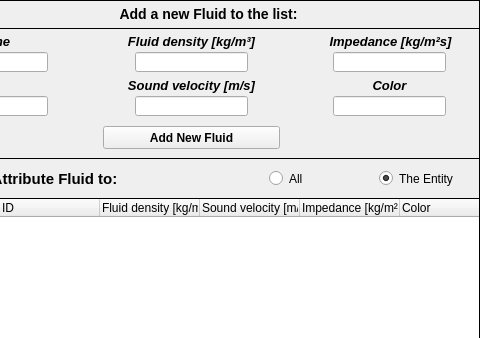
First picture: the form in pulse/uix/user_input/ui/fluidInput.ui, repository open-pulse/OpenPulse, before the edit; both pictures show x 101 to 581 and y 0 to 338 of the 581 by 487 pixel window.
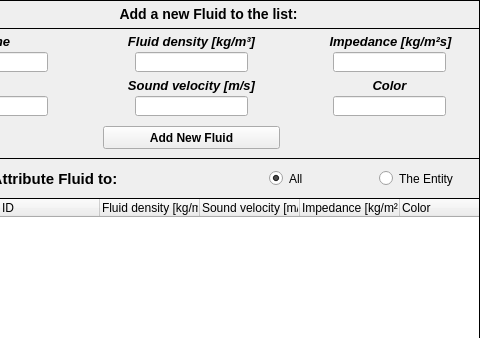
Second picture: the form after the edit. Icons and pictures are not drawn.

```diff
--- a/pulse/uix/user_input/ui/fluidInput.ui
+++ b/pulse/uix/user_input/ui/fluidInput.ui
@@ -94,7 +94,7 @@
       <string>The Entity</string>
      </property>
      <property name="checked">
-      <bool>true</bool>
+      <bool>false</bool>
      </property>
     </widget>
     <widget class="QRadioButton" name="radioButton_all">
@@ -114,6 +114,9 @@
      <property name="text">
       <string>All</string>
      </property>
+     <property name="checked">
+      <bool>true</bool>
+     </property>
     </widget>
     <widget class="QLabel" name="label">
      <property name="geometry">
```
